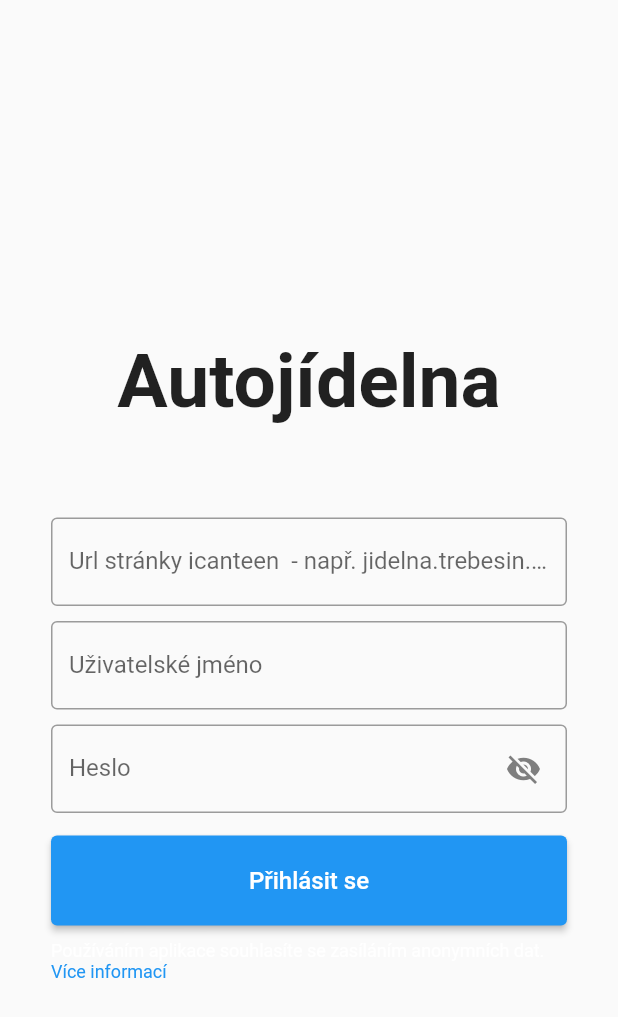
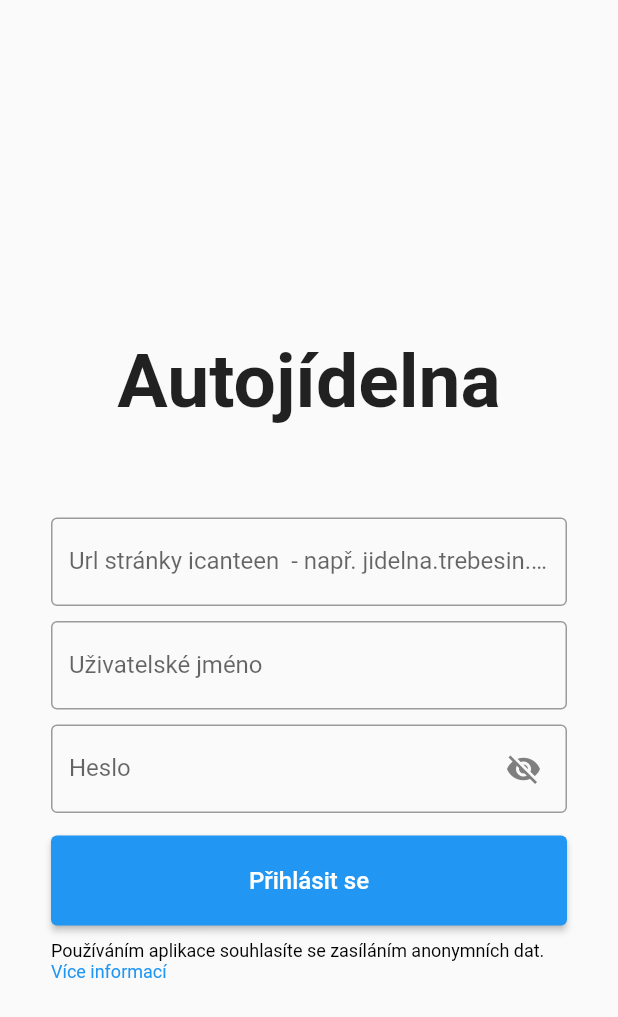
Before and after one commit to App-Elevate/AUT.aplikace-legacy, a Flutter app: the screen it shows after launch, on a phone screen of 412 x 824 dp. Shown: the top 1017 px of the screen. Run offline on Flutter 3.47's test engine with Material 2 defaults, Android fonts, the phone set to English and light mode, and no system bars; our stand-ins replace device_info_plus, dio, firebase_analytics, firebase_core, firebase_crashlytics, flutter_secure_storage and 6 more; missing offline and left inert: canteenlib, install_plugin, markdown; accounts and stored records are empty; network calls fail.

Commit message:
global appbar color & stuff

```diff
--- a/lib/main.dart
+++ b/lib/main.dart
@@ -66,8 +66,20 @@ class _MyAppState extends State<MyApp> {
     getLatestRelease();
     return MaterialApp(
       debugShowCheckedModeBanner: false,
-      theme: ThemeData.light(),
-      darkTheme: ThemeData.dark(),
+      theme: ThemeData.light().copyWith(
+        appBarTheme: const AppBarTheme(
+          backgroundColor: Color.fromARGB(255, 148, 18, 148),
+          surfaceTintColor: Colors.white,
+          actionsIconTheme: IconThemeData(color: Colors.white),
+        ),
+      ),
+      darkTheme: ThemeData.dark().copyWith(
+        appBarTheme: const AppBarTheme(
+          backgroundColor: Color.fromARGB(255, 148, 18, 148),
+          surfaceTintColor: Colors.white,
+          actionsIconTheme: IconThemeData(color: Colors.white),
+        ),
+      ),
       themeMode: ThemeMode.system,
       home: WillPopScope(
         onWillPop: () => _backPressed(_myAppKey),
--- a/lib/pages/login.dart
+++ b/lib/pages/login.dart
@@ -203,7 +203,10 @@ class _LoginFormState extends State<LoginForm> {
             RichText(
               text: TextSpan(
                 text: 'Používáním aplikace souhlasíte se zasíláním anonymních dat. ',
-                style: const TextStyle(fontSize: 12),
+                style: TextStyle(
+                  fontSize: 12,
+                  color: MediaQuery.of(context).platformBrightness == Brightness.dark ? Colors.white : Colors.black,
+                ),
                 children: [
                   TextSpan(
                     text: 'Více informací',
--- a/lib/shared_widgets/navigation_drawer.dart
+++ b/lib/shared_widgets/navigation_drawer.dart
@@ -14,7 +14,6 @@ class MainAppDrawer extends StatelessWidget {
     return Drawer(
       child: Scaffold(
         appBar: AppBar(
-          backgroundColor: const Color.fromARGB(255, 148, 18, 148),
           title: const Text('Autojídelna'),
           centerTitle: true,
         ),
@@ -33,10 +32,7 @@ class MainAppDrawer extends StatelessWidget {
                   ),
                   leading: Icon(
                     Icons.restaurant,
-                    color: MediaQuery.of(context).platformBrightness ==
-                            Brightness.dark
-                        ? Colors.white
-                        : const Color(0xff323232),
+                    color: MediaQuery.of(context).platformBrightness == Brightness.dark ? Colors.white : const Color(0xff323232),
                     size: 30,
                   ),
                   selected: page == NavigationDrawerItem.jidelnicek,
```
Also changed, not shown: lib/pages/jidelna.dart (+10 -11 lines), lib/pages/jidlo.dart (+8 -19 lines), lib/shared_widgets/account_drawer.dart (+27 -6 lines).
